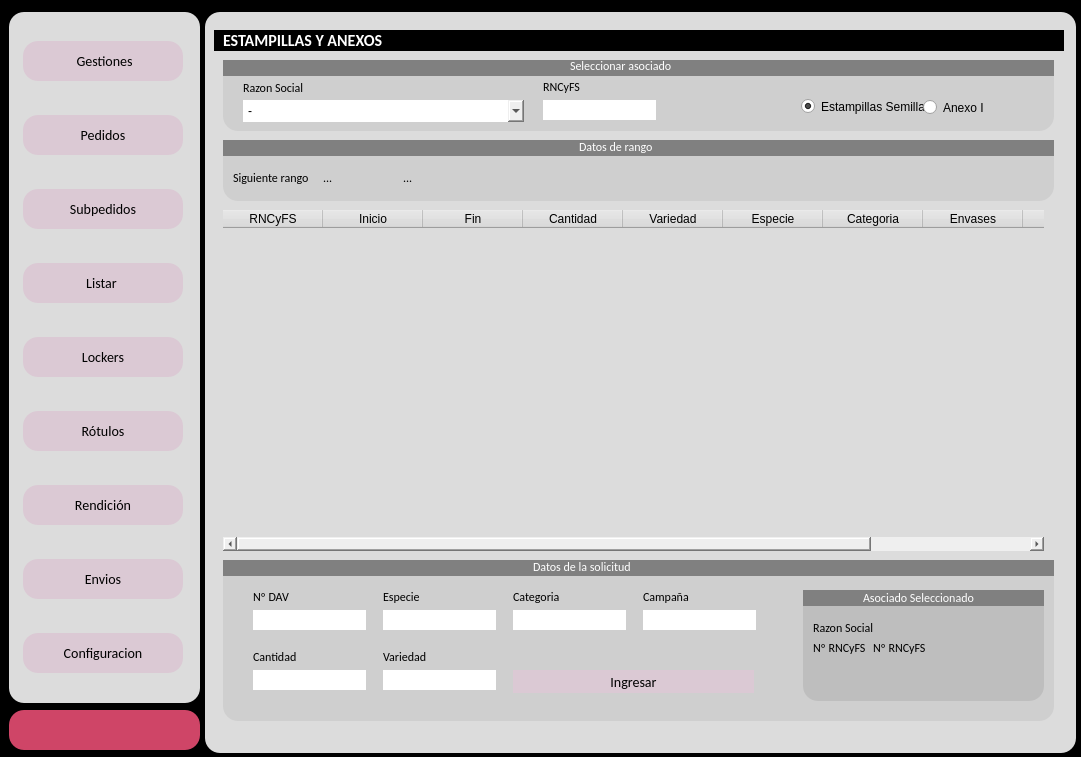
Before: the Qt Designer form main.ui in zenfranco/gestion_rotulos_psql, drawn with Qt 5.
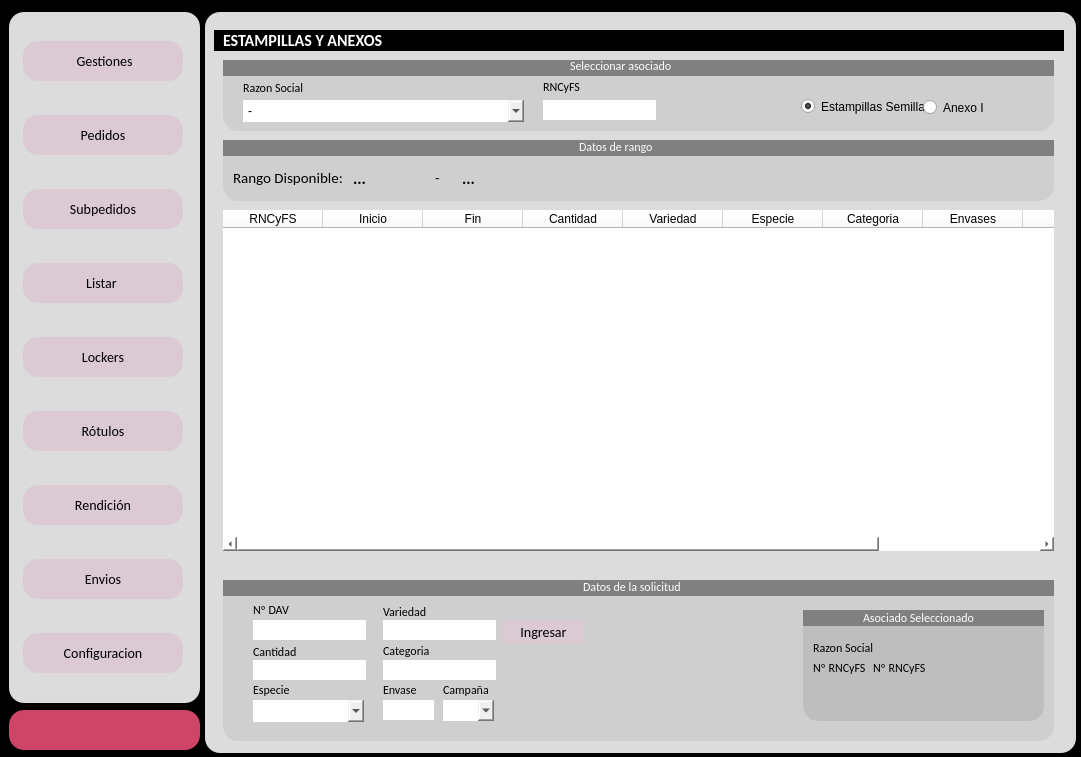
After: the same form once the commit is applied. Icons and pictures are not drawn.

Commit message: MODULO ESTAMPILLAS FUNCIONANDO PARCIALMENTE

What changed in the file:
```diff
--- a/main.ui
+++ b/main.ui
@@ -9540,13 +9540,28 @@
            <rect>
             <x>10</x>
             <y>190</y>
-            <width>821</width>
+            <width>831</width>
             <height>341</height>
            </rect>
           </property>
+          <property name="styleSheet">
+           <string notr="true">background-color: rgb(255, 255, 255);</string>
+          </property>
           <property name="frameShape">
            <enum>QFrame::NoFrame</enum>
           </property>
+          <property name="alternatingRowColors">
+           <bool>true</bool>
+          </property>
+          <property name="selectionMode">
+           <enum>QAbstractItemView::SingleSelection</enum>
+          </property>
+          <property name="selectionBehavior">
+           <enum>QAbstractItemView::SelectRows</enum>
+          </property>
+          <attribute name="verticalHeaderVisible">
+           <bool>false</bool>
+          </attribute>
           <column>
            <property name="text">
             <string>RNCyFS</string>
@@ -9602,7 +9617,7 @@
           <property name="geometry">
            <rect>
             <x>10</x>
-            <y>540</y>
+            <y>560</y>
             <width>831</width>
             <height>161</height>
            </rect>
@@ -9664,9 +9679,9 @@
            <widget class="QLabel" name="label_163">
             <property name="geometry">
              <rect>
-              <x>310</x>
+              <x>360</x>
               <y>-1</y>
-              <width>170</width>
+              <width>101</width>
               <height>16</height>
              </rect>
             </property>
@@ -9682,7 +9697,7 @@
            <property name="geometry">
             <rect>
              <x>30</x>
-             <y>50</y>
+             <y>40</y>
              <width>113</width>
              <height>20</height>
             </rect>
@@ -9692,17 +9707,7 @@
            <property name="geometry">
             <rect>
              <x>30</x>
-             <y>110</y>
-             <width>113</width>
-             <height>20</height>
-            </rect>
-           </property>
-          </widget>
-          <widget class="QLineEdit" name="txt_estampillas_especie">
-           <property name="geometry">
-            <rect>
-             <x>160</x>
-             <y>50</y>
+             <y>80</y>
              <width>113</width>
              <height>20</height>
             </rect>
@@ -9712,7 +9717,7 @@
            <property name="geometry">
             <rect>
              <x>30</x>
-             <y>30</y>
+             <y>23</y>
              <width>47</width>
              <height>13</height>
             </rect>
@@ -9725,7 +9730,7 @@
            <property name="geometry">
             <rect>
              <x>30</x>
-             <y>90</y>
+             <y>65</y>
              <width>47</width>
              <height>13</height>
             </rect>
@@ -9737,8 +9742,8 @@
           <widget class="QLabel" name="label_37">
            <property name="geometry">
             <rect>
-             <x>160</x>
-             <y>30</y>
+             <x>30</x>
+             <y>103</y>
              <width>47</width>
              <height>13</height>
             </rect>
@@ -9750,8 +9755,8 @@
           <widget class="QLineEdit" name="txt_categoria_estampillas">
            <property name="geometry">
             <rect>
-             <x>290</x>
-             <y>50</y>
+             <x>160</x>
+             <y>80</y>
              <width>113</width>
              <height>20</height>
             </rect>
@@ -9760,8 +9765,8 @@
           <widget class="QLabel" name="label_43">
            <property name="geometry">
             <rect>
-             <x>290</x>
-             <y>30</y>
+             <x>160</x>
+             <y>64</y>
              <width>47</width>
              <height>13</height>
             </rect>
@@ -9770,21 +9775,11 @@
             <string>Categoria</string>
            </property>
           </widget>
-          <widget class="QLineEdit" name="txt_campana_estampillas">
-           <property name="geometry">
-            <rect>
-             <x>420</x>
-             <y>50</y>
-             <width>113</width>
-             <height>20</height>
-            </rect>
-           </property>
-          </widget>
           <widget class="QLabel" name="label_48">
            <property name="geometry">
             <rect>
-             <x>420</x>
-             <y>30</y>
+             <x>220</x>
+             <y>103</y>
              <width>47</width>
              <height>13</height>
             </rect>
@@ -9797,7 +9792,7 @@
            <property name="geometry">
             <rect>
              <x>160</x>
-             <y>90</y>
+             <y>25</y>
              <width>47</width>
              <height>13</height>
             </rect>
@@ -9810,7 +9805,7 @@
            <property name="geometry">
             <rect>
              <x>160</x>
-             <y>110</y>
+             <y>40</y>
              <width>113</width>
              <height>20</height>
             </rect>
@@ -9819,9 +9814,9 @@
           <widget class="QPushButton" name="btn_ingresar_estampillas">
            <property name="geometry">
             <rect>
-             <x>290</x>
-             <y>110</y>
-             <width>241</width>
+             <x>280</x>
+             <y>40</y>
+             <width>81</width>
              <height>23</height>
             </rect>
            </property>
@@ -9965,6 +9960,94 @@
             </property>
            </widget>
           </widget>
+          <widget class="QLabel" name="label_63">
+           <property name="geometry">
+            <rect>
+             <x>160</x>
+             <y>103</y>
+             <width>47</width>
+             <height>13</height>
+            </rect>
+           </property>
+           <property name="text">
+            <string>Envase</string>
+           </property>
+          </widget>
+          <widget class="QLineEdit" name="txt_envase_estampillas">
+           <property name="geometry">
+            <rect>
+             <x>160</x>
+             <y>120</y>
+             <width>51</width>
+             <height>20</height>
+            </rect>
+           </property>
+          </widget>
+          <widget class="QComboBox" name="txt_estampillas_especie">
+           <property name="geometry">
+            <rect>
+             <x>30</x>
+             <y>120</y>
+             <width>111</width>
+             <height>22</height>
+            </rect>
+           </property>
+           <item>
+            <property name="text">
+             <string/>
+            </property>
+           </item>
+           <item>
+            <property name="text">
+             <string>AVENA</string>
+            </property>
+           </item>
+           <item>
+            <property name="text">
+             <string>ARVEJA</string>
+            </property>
+           </item>
+           <item>
+            <property name="text">
+             <string>TRIGO</string>
+            </property>
+           </item>
+           <item>
+            <property name="text">
+             <string>SOJA</string>
+            </property>
+           </item>
+           <item>
+            <property name="text">
+             <string>VICIA</string>
+            </property>
+           </item>
+          </widget>
+          <widget class="QComboBox" name="txt_campana_estampillas">
+           <property name="geometry">
+            <rect>
+             <x>220</x>
+             <y>120</y>
+             <width>51</width>
+             <height>21</height>
+            </rect>
+           </property>
+           <item>
+            <property name="text">
+             <string/>
+            </property>
+           </item>
+           <item>
+            <property name="text">
+             <string>2023</string>
+            </property>
+           </item>
+           <item>
+            <property name="text">
+             <string>2024</string>
+            </property>
+           </item>
+          </widget>
          </widget>
          <widget class="QFrame" name="frame_89">
           <property name="geometry">
@@ -10014,12 +10097,18 @@
             <rect>
              <x>10</x>
              <y>30</y>
-             <width>81</width>
+             <width>141</width>
              <height>16</height>
             </rect>
            </property>
+           <property name="font">
+            <font>
+             <family>Calibri</family>
+             <pointsize>11</pointsize>
+            </font>
+           </property>
            <property name="text">
-            <string>Siguiente rango</string>
+            <string>Rango Disponible:</string>
            </property>
           </widget>
           <widget class="QFrame" name="frame_92">
@@ -10062,12 +10151,20 @@
           <widget class="QLabel" name="signal_estampillas">
            <property name="geometry">
             <rect>
-             <x>100</x>
+             <x>130</x>
              <y>30</y>
              <width>81</width>
              <height>16</height>
             </rect>
            </property>
+           <property name="font">
+            <font>
+             <family>Calibri</family>
+             <pointsize>12</pointsize>
+             <weight>75</weight>
+             <bold>true</bold>
+            </font>
+           </property>
            <property name="text">
             <string>...</string>
            </property>
@@ -10075,16 +10172,43 @@
           <widget class="QLabel" name="signal_estampillas_final">
            <property name="geometry">
             <rect>
-             <x>180</x>
+             <x>239</x>
              <y>30</y>
              <width>81</width>
              <height>16</height>
             </rect>
            </property>
+           <property name="font">
+            <font>
+             <family>Calibri</family>
+             <pointsize>12</pointsize>
+             <weight>75</weight>
+             <bold>true</bold>
+            </font>
+           </property>
            <property name="text">
             <string>...</string>
            </property>
           </widget>
+          <widget class="QLabel" name="label_84">
+           <property name="geometry">
+            <rect>
+             <x>212</x>
+             <y>30</y>
+             <width>21</width>
+             <height>16</height>
+            </rect>
+           </property>
+           <property name="font">
+            <font>
+             <family>Calibri</family>
+             <pointsize>11</pointsize>
+            </font>
+           </property>
+           <property name="text">
+            <string>-</string>
+           </property>
+          </widget>
          </widget>
          <widget class="QFrame" name="frame_95">
           <property name="geometry">
```
Left out of the diff: 76 changed lines with no effect on the pictures. The commit also changes 3 other files.
